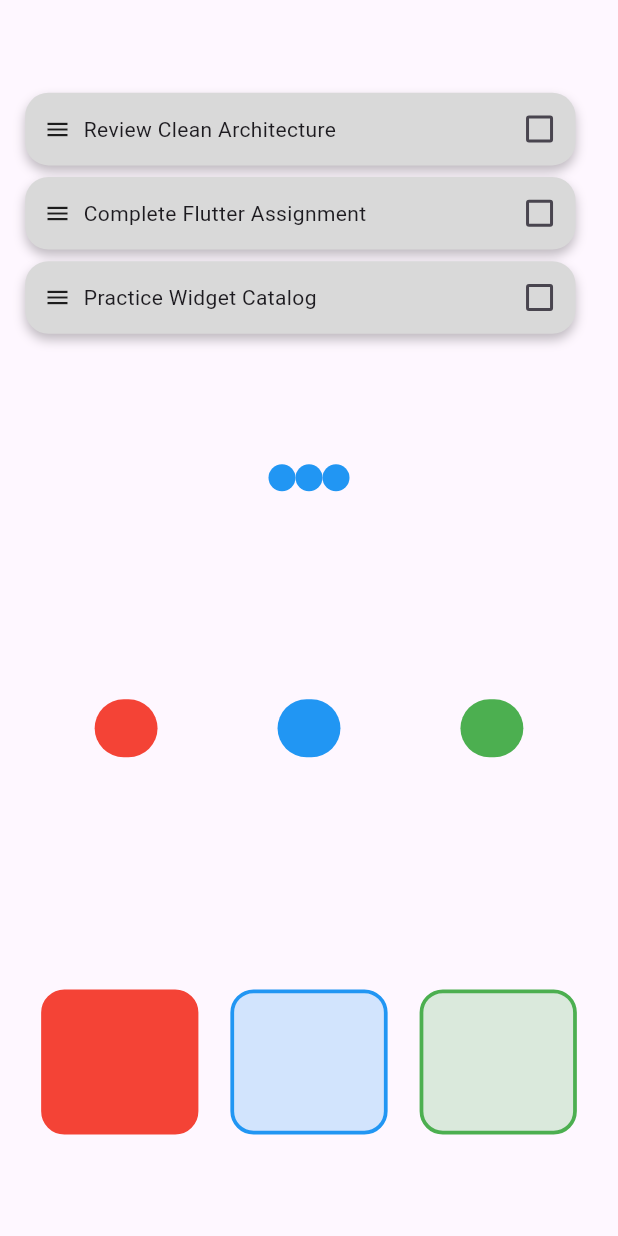
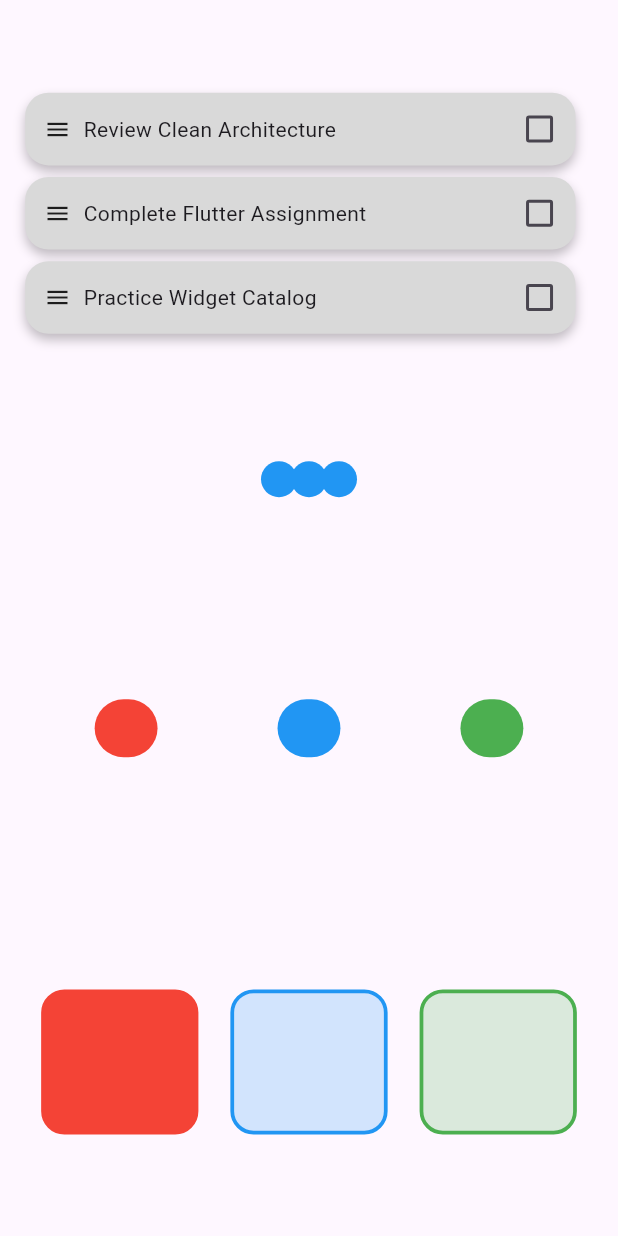
Before and after one commit to fatmaahmed751/Fatma_Ahmed_week2_UI_design_challenge, a Flutter app: the AnimationScreen screen opened by its route, on a phone screen of 412 x 824 dp. Run offline on Flutter 3.47's test engine with Material 3 defaults, Android fonts, the phone set to English and light mode, and no system bars; our stand-ins replace flutter_screenutil, flutter_svg, gap, go_router, google_fonts; network calls fail.

Commit message:
clean_architecture

```diff
--- a/lib/Features/Animation/Presentation/widgets/dots_animation.dart
+++ b/lib/Features/Animation/Presentation/widgets/dots_animation.dart
@@ -1,7 +1,5 @@
-import 'dart:async';
+import 'package:flutter/material.dart';
 
-import 'package:flutter/material.dart';
-import 'package:flutter_screenutil/flutter_screenutil.dart';
 class LoadingDots extends StatefulWidget {
   const LoadingDots({super.key});
 
@@ -9,49 +7,77 @@ class LoadingDots extends StatefulWidget {
   State<LoadingDots> createState() => _LoadingDotsState();
 }
 
-class _LoadingDotsState extends State<LoadingDots> {
-  int currentIndex = -1;
-  late Timer timer;
+class _LoadingDotsState extends State<LoadingDots>
+    with SingleTickerProviderStateMixin {
+  late AnimationController _controller;
+
+  late List<Animation<double>> _scaleAnimations;
+  late List<Animation<double>> _opacityAnimations;
 
   @override
   void initState() {
     super.initState();
-    WidgetsBinding.instance.addPostFrameCallback((_) {
-      timer = Timer.periodic(const Duration(milliseconds: 400), (t) {
-        if (currentIndex < 2) {
-          setState(() {
-            currentIndex++;
+
+    _controller = AnimationController(
+      vsync: this,
+      duration: const Duration(milliseconds: 1000),
+    )..repeat();
+
+    _scaleAnimations = List.generate(3, (index) {
+      final start = index * 0.2; // delay
+      final end = start + 0.4;   // active window
+      return Tween<double>(begin: 0.5, end: 1.2).animate(
+        CurvedAnimation(
+          parent: _controller,
+          curve: Interval(start, end, curve: Curves.easeInOut),
+        ),
+      );
     });
-        } else {
-          currentIndex = -1;
-        }
-      });
+
+    _opacityAnimations = List.generate(3, (index) {
+      final start = index * 0.2;
+      final end = start + 0.5;
+      return Tween<double>(begin: 0.0, end: 1.0).animate(
+        CurvedAnimation(
+          parent: _controller,
+          curve: Interval(start, end, curve: Curves.easeInOut),
+        ),
+      );
     });
   }
 
   @override
   void dispose() {
-    timer.cancel();
+    _controller.dispose();
     super.dispose();
   }
 
   @override
   Widget build(BuildContext context) {
+    return AnimatedBuilder(
+      animation: _controller,
+      builder: (_, __) {
         return Row(
+          mainAxisSize: MainAxisSize.min,
           mainAxisAlignment: MainAxisAlignment.center,
           children: List.generate(3, (index) {
-        bool isActive = index <= currentIndex;
-        return AnimatedContainer(
-          duration: const Duration(milliseconds: 100),
-          margin:  EdgeInsets.symmetric(horizontal:isActive?0.w:6.w),
-          width: isActive ? 18 : 6,
-          height: isActive ? 18 : 6,
-          decoration: BoxDecoration(
-            color:isActive? Colors.blue:Colors.blue[200],
+            return ScaleTransition(
+              scale: _scaleAnimations[index],
+              child: Opacity(
+                opacity: _opacityAnimations[index].value,
+                child: Container(
+                  width: 20,
+                  height: 20,
+                  decoration: const BoxDecoration(
+                    color: Colors.blue,
                     shape: BoxShape.circle,
+                  ),
+                ),
               ),
             );
           }),
         );
+      },
+    );
   }
 }
```
Also changed, not shown: lib/Features/Animation/Presentation/views/animation_screen.dart (line endings or trailing spaces). Lines whose indentation alone changed are shown as unchanged.
